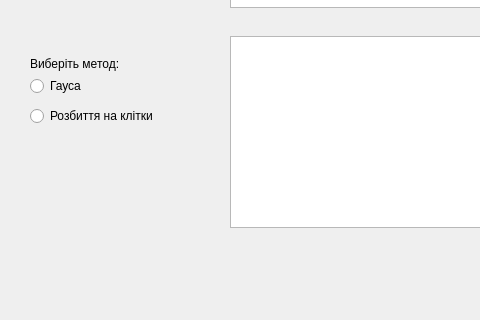
This is Inversion_Matrix/mainwindow.ui in x-FIREFOUR-x/GUI_inversionMatrix as Qt 5 draws it before an edit; both pictures show x 0 to 480 and y 194 to 514 of the 800 by 600 pixel window. The edited form follows.
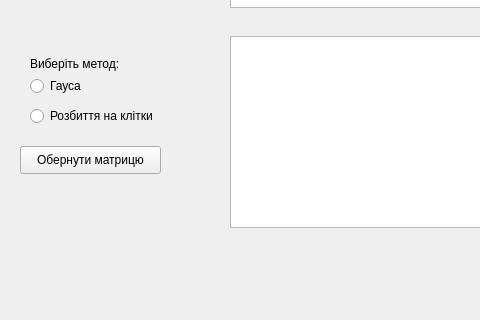
This is the edited form.

Commit message:
add gui inversion matrix (bug) add method get & set class "Matrix"
method div_cells not inversion matrix size 2

Patch:
```diff
--- a/Inversion_Matrix/mainwindow.ui
+++ b/Inversion_Matrix/mainwindow.ui
@@ -173,6 +173,19 @@
      <string>до</string>
     </property>
    </widget>
+   <widget class="QPushButton" name="pushButton_2">
+    <property name="geometry">
+     <rect>
+      <x>20</x>
+      <y>340</y>
+      <width>141</width>
+      <height>28</height>
+     </rect>
+    </property>
+    <property name="text">
+     <string>Обернути матрицю</string>
+    </property>
+   </widget>
   </widget>
   <widget class="QMenuBar" name="menubar">
    <property name="geometry">
```
Left out of the diff: 24 changed lines with no effect on the pictures. The commit also changes 4 other files.
